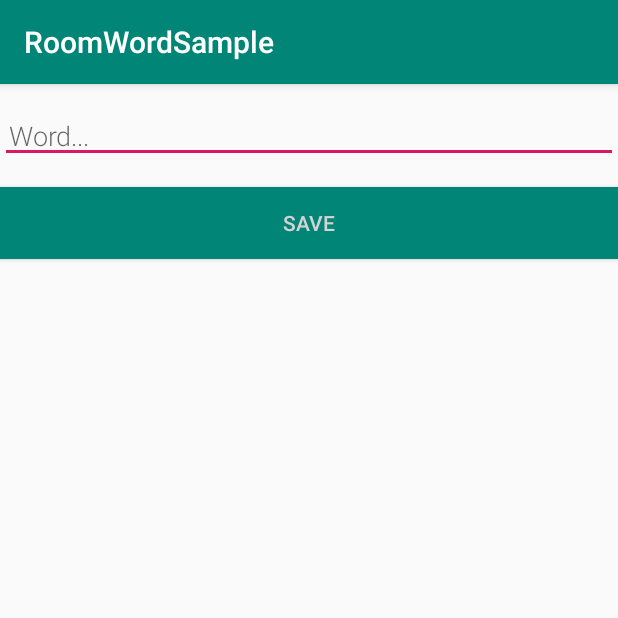
After one commit to AbdAllahAbdElFattah13/RoomWordSample, an Android app: the NewWordActivity screen opened directly, with no data from a screen before it, on a phone screen of 412 x 824 dp, the top half of it. The commit adds this screen. Run offline under Robolectric (Android 15) with nearby library versions, the phone set to English and light mode, and no system bars.

Commit message:
Added the new word activity.

```diff
--- a/app/src/main/AndroidManifest.xml
+++ b/app/src/main/AndroidManifest.xml
@@ -10,7 +10,7 @@
             android:supportsRtl="true"
             android:theme="@style/AppTheme">
         <activity
-                android:name=".presentation_layer.WordsActivity"
+                android:name=".presentation_layer.words_listing_activity.WordsActivity"
                 android:label="@string/app_name"
                 android:theme="@style/AppTheme.NoActionBar">
             <intent-filter>
@@ -19,6 +19,8 @@
                 <category android:name="android.intent.category.LAUNCHER"/>
             </intent-filter>
         </activity>
+        <activity android:name=".presentation_layer.add_word.NewWordActivity">
+        </activity>
     </application>
 
 </manifest>
--- /dev/null
+++ b/app/src/main/java/com/abdallah/roomwordsample/presentation_layer/add_word/NewWordActivity.java
@@ -0,0 +1,39 @@
+package com.abdallah.roomwordsample.presentation_layer.add_word;
+
+import android.content.Intent;
+import android.support.v7.app.AppCompatActivity;
+import android.os.Bundle;
+import android.text.TextUtils;
+import android.view.View;
+import android.widget.Button;
+import android.widget.EditText;
+import com.abdallah.roomwordsample.R;
+
+public class NewWordActivity extends AppCompatActivity {
+
+    public static final String EXTRA_REPLY = "com.abdallah.roomwordsample.words.REPLY";
+
+    private EditText mEditWordView;
+
+    @Override
+    public void onCreate(Bundle savedInstanceState) {
+        super.onCreate(savedInstanceState);
+        setContentView(R.layout.activity_new_word);
+        mEditWordView = findViewById(R.id.edit_word);
+
+        final Button button = findViewById(R.id.button_save);
+        button.setOnClickListener(new View.OnClickListener() {
+            public void onClick(View view) {
+                Intent replyIntent = new Intent();
+                if (TextUtils.isEmpty(mEditWordView.getText())) {
+                    setResult(RESULT_CANCELED, replyIntent);
+                } else {
+                    String word = mEditWordView.getText().toString();
+                    replyIntent.putExtra(EXTRA_REPLY, word);
+                    setResult(RESULT_OK, replyIntent);
+                }
+                finish();
+            }
+        });
+    }
+}
--- a/app/src/main/java/com/abdallah/roomwordsample/presentation_layer/WordViewModel.kt
+++ b/app/src/main/java/com/abdallah/roomwordsample/presentation_layer/words_listing_activity/WordViewModel.kt
@@ -1,4 +1,4 @@
-package com.abdallah.roomwordsample.presentation_layer
+package com.abdallah.roomwordsample.presentation_layer.words_listing_activity
 
 import android.app.Application
 import android.arch.lifecycle.AndroidViewModel
--- a/app/src/main/java/com/abdallah/roomwordsample/presentation_layer/WordsActivity.kt
+++ b/app/src/main/java/com/abdallah/roomwordsample/presentation_layer/words_listing_activity/WordsActivity.kt
@@ -1,4 +1,4 @@
-package com.abdallah.roomwordsample.presentation_layer
+package com.abdallah.roomwordsample.presentation_layer.words_listing_activity
 
 import android.arch.lifecycle.Observer
 import android.arch.lifecycle.ViewModelProviders
--- a/app/src/main/res/layout/activity_main.xml
+++ b/app/src/main/res/layout/activity_main.xml
@@ -5,7 +5,7 @@
         xmlns:tools="http://schemas.android.com/tools"
         android:layout_width="match_parent"
         android:layout_height="match_parent"
-        tools:context=".presentation_layer.WordsActivity">
+        tools:context=".presentation_layer.words_listing_activity.WordsActivity">
 
     <android.support.design.widget.AppBarLayout
             android:layout_height="wrap_content"
--- /dev/null
+++ b/app/src/main/res/layout/activity_new_word.xml
@@ -0,0 +1,27 @@
+<?xml version="1.0" encoding="utf-8"?>
+
+<LinearLayout xmlns:android="http://schemas.android.com/apk/res/android"
+              android:orientation="vertical" android:layout_width="match_parent"
+              android:layout_height="match_parent">
+
+    <EditText
+            android:id="@+id/edit_word"
+            android:layout_width="match_parent"
+            android:layout_height="wrap_content"
+            android:fontFamily="sans-serif-light"
+            android:hint="@string/hint_word"
+            android:inputType="textAutoComplete"
+            android:padding="@dimen/small_padding"
+            android:layout_marginBottom="@dimen/big_padding"
+            android:layout_marginTop="@dimen/big_padding"
+            android:textSize="18sp" />
+
+    <Button
+            android:id="@+id/button_save"
+            android:layout_width="match_parent"
+            android:layout_height="wrap_content"
+            android:background="@color/colorPrimary"
+            android:text="@string/button_save"
+            android:textColor="@color/buttonLabel" />
+
+</LinearLayout>
--- a/app/src/main/res/layout/content_main.xml
+++ b/app/src/main/res/layout/content_main.xml
@@ -7,7 +7,7 @@
         android:layout_height="match_parent"
         app:layout_behavior="@string/appbar_scrolling_view_behavior"
         tools:showIn="@layout/activity_main"
-        tools:context=".presentation_layer.WordsActivity">
+        tools:context=".presentation_layer.words_listing_activity.WordsActivity">
 
     <android.support.v7.widget.RecyclerView
             android:id="@+id/recyclerview"
--- a/app/src/main/res/menu/menu_main.xml
+++ b/app/src/main/res/menu/menu_main.xml
@@ -1,7 +1,7 @@
 <menu xmlns:android="http://schemas.android.com/apk/res/android"
       xmlns:app="http://schemas.android.com/apk/res-auto"
       xmlns:tools="http://schemas.android.com/tools"
-      tools:context="com.abdallah.roomwordsample.presentation_layer.WordsActivity">
+      tools:context="com.abdallah.roomwordsample.presentation_layer.words_listing_activity.WordsActivity">
     <item android:id="@+id/action_settings"
           android:title="@string/action_settings"
           android:orderInCategory="100"
--- a/app/src/main/res/values/colors.xml
+++ b/app/src/main/res/values/colors.xml
@@ -3,4 +3,5 @@
     <color name="colorPrimary">#008577</color>
     <color name="colorPrimaryDark">#00574B</color>
     <color name="colorAccent">#D81B60</color>
+    <color name="buttonLabel">#d3d3d3</color>
 </resources>
--- a/app/src/main/res/values/dimens.xml
+++ b/app/src/main/res/values/dimens.xml
@@ -1,3 +1,5 @@
 <resources>
     <dimen name="fab_margin">16dp</dimen>
+    <dimen name="small_padding">6dp</dimen>
+    <dimen name="big_padding">16dp</dimen>
 </resources>
--- a/app/src/main/res/values/strings.xml
+++ b/app/src/main/res/values/strings.xml
@@ -1,4 +1,7 @@
 <resources>
     <string name="app_name">RoomWordSample</string>
     <string name="action_settings">Settings</string>
+    <string name="hint_word">Word...</string>
+    <string name="button_save">Save</string>
+    <string name="empty_not_saved">Word not saved because it is empty.</string>
 </resources>
```
Also changed, not shown: app/src/main/java/com/abdallah/roomwordsample/presentation_layer/words_listing_activity/WordListAdapter.kt (renamed from app/src/main/java/com/abdallah/roomwordsample/presentation_layer/WordListAdapter.kt, +4 -3 lines).
